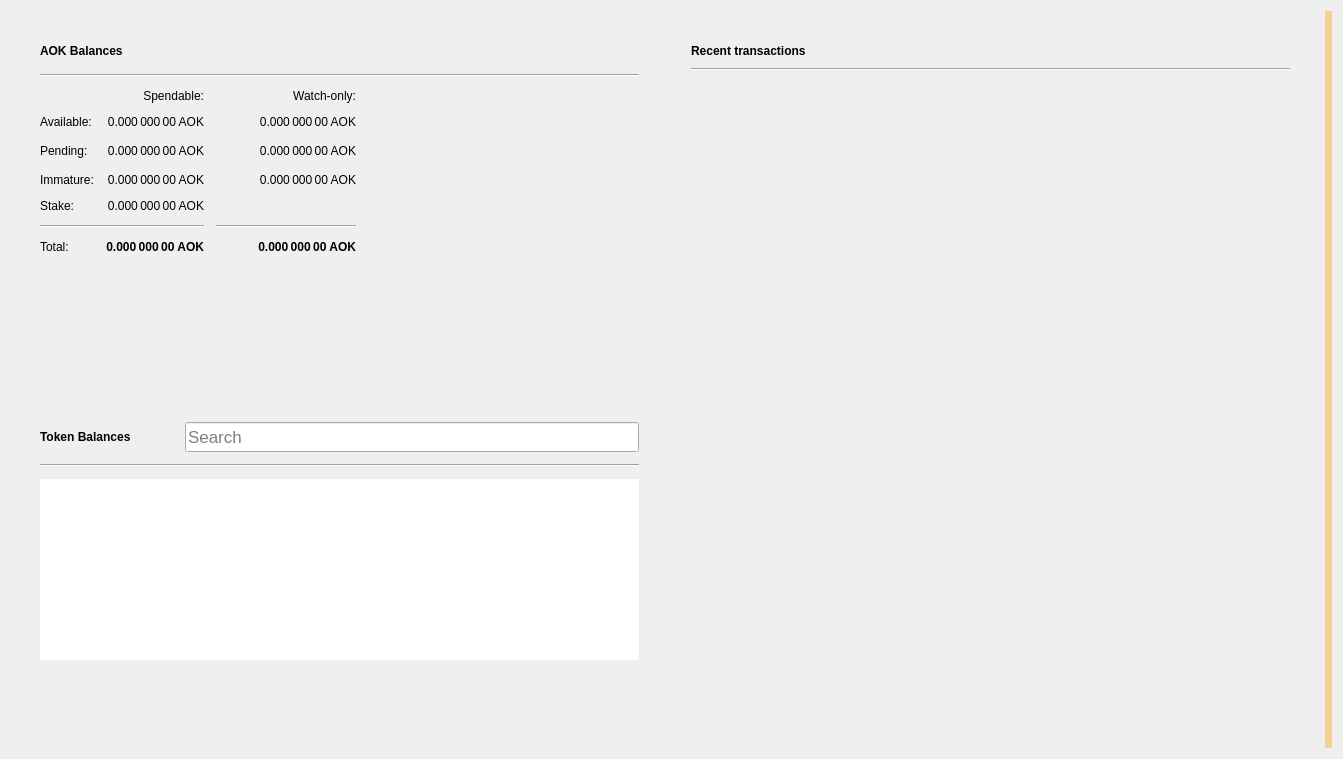
The window that src/qt/forms/overviewpage.ui (AokChain/AokChain) describes before a commit, drawn with Qt 5.
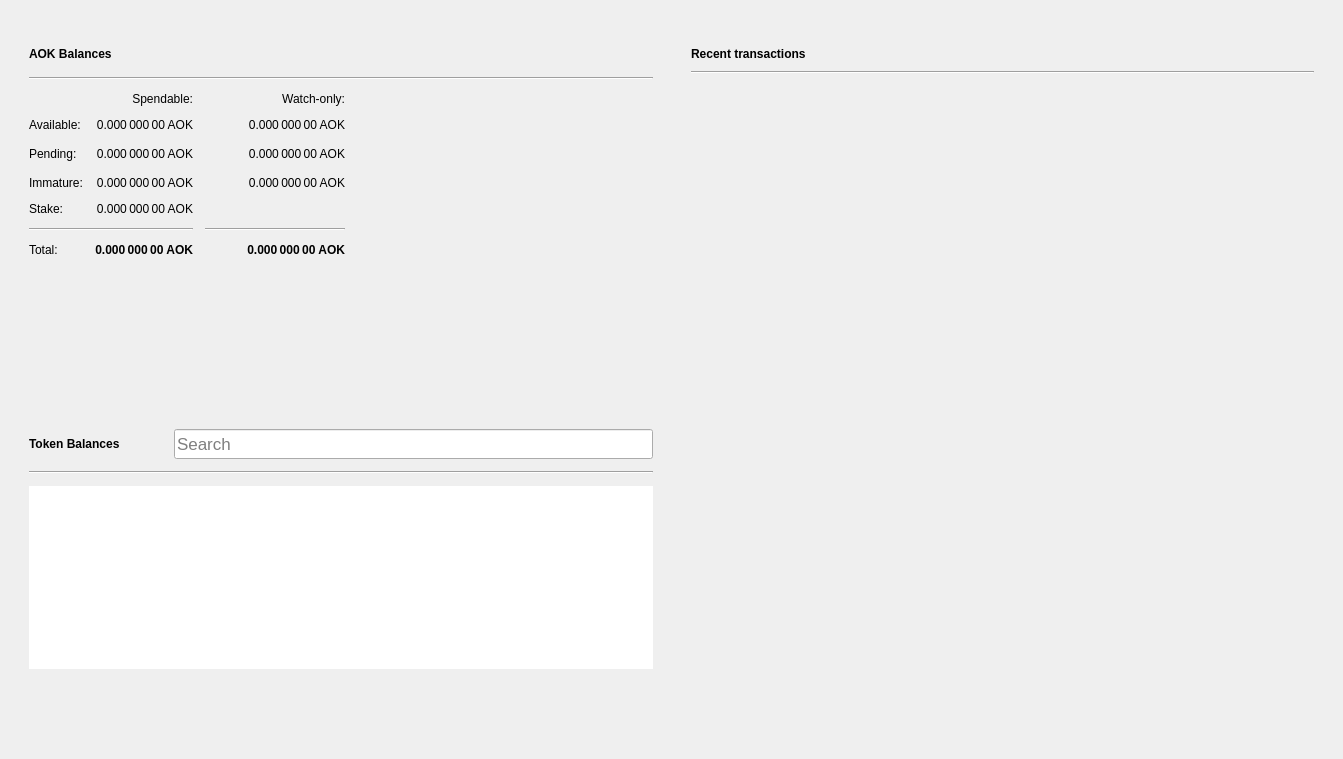
The same window after the commit. Icons and pictures are not drawn.

Commit message: qt: new theme with Noto Sans, one place for colors and control styles

```diff
--- a/src/qt/forms/overviewpage.ui
+++ b/src/qt/forms/overviewpage.ui
@@ -17,7 +17,22 @@
    <bool>false</bool>
   </property>
   <layout class="QGridLayout" name="gridLayout_3">
-   <item row="0" column="1">
+   <property name="leftMargin">
+    <number>0</number>
+   </property>
+   <property name="topMargin">
+    <number>0</number>
+   </property>
+   <property name="rightMargin">
+    <number>0</number>
+   </property>
+   <property name="bottomMargin">
+    <number>0</number>
+   </property>
+   <property name="spacing">
+    <number>0</number>
+   </property>
+   <item row="1" column="0">
     <layout class="QVBoxLayout" name="verticalLayout_7">
      <property name="spacing">
       <number>0</number>
@@ -37,7 +52,7 @@
      <item>
       <layout class="QHBoxLayout" name="horizontalLayout" stretch="0,0">
        <property name="spacing">
-        <number>34</number>
+        <number>20</number>
        </property>
        <property name="sizeConstraint">
         <enum>QLayout::SetMaximumSize</enum>
@@ -806,13 +821,16 @@
      </item>
     </layout>
    </item>
-   <item row="0" column="3">
+   <item row="0" column="0">
     <widget class="QLabel" name="labelAlerts">
      <property name="visible">
       <bool>true</bool>
      </property>
-     <property name="styleSheet">
-      <string notr="true">QLabel { background-color: qlineargradient(x1: 0, y1: 0, x2: 1, y2: 0, stop:0 #F0D0A0, stop:1 #F8D488); color:#000000; }</string>
+     <property name="sizePolicy">
+      <sizepolicy hsizetype="Preferred" vsizetype="Maximum">
+       <horstretch>0</horstretch>
+       <verstretch>0</verstretch>
+      </sizepolicy>
      </property>
      <property name="wordWrap">
       <bool>true</bool>
```
The commit also changes 38 other files.
